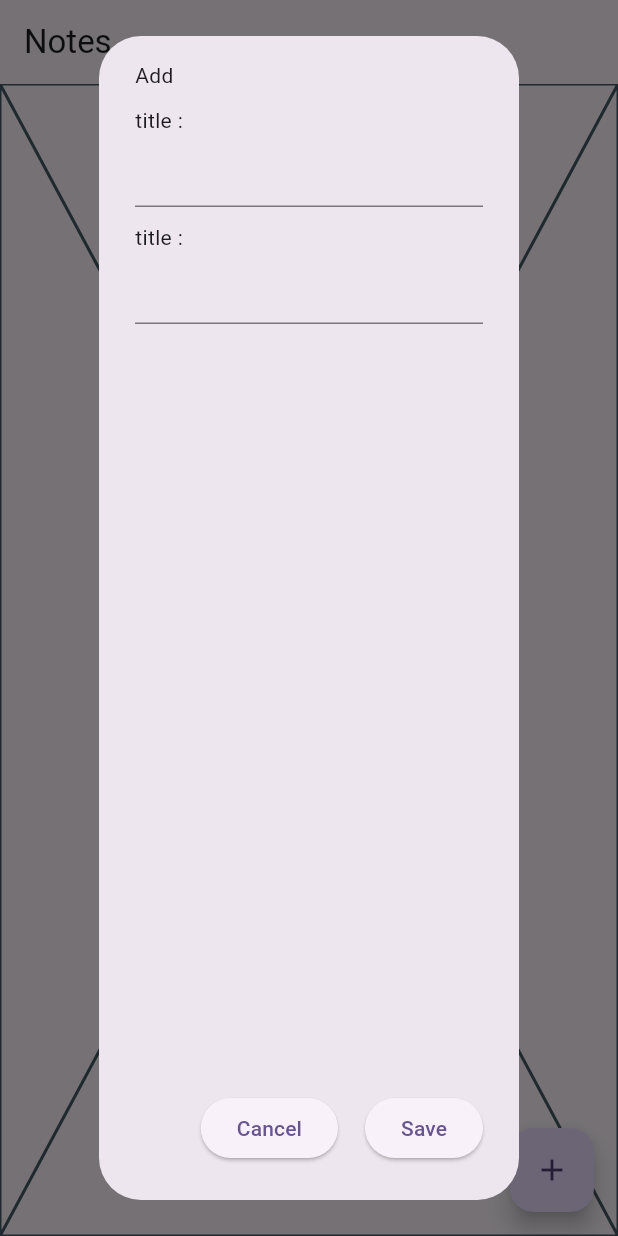
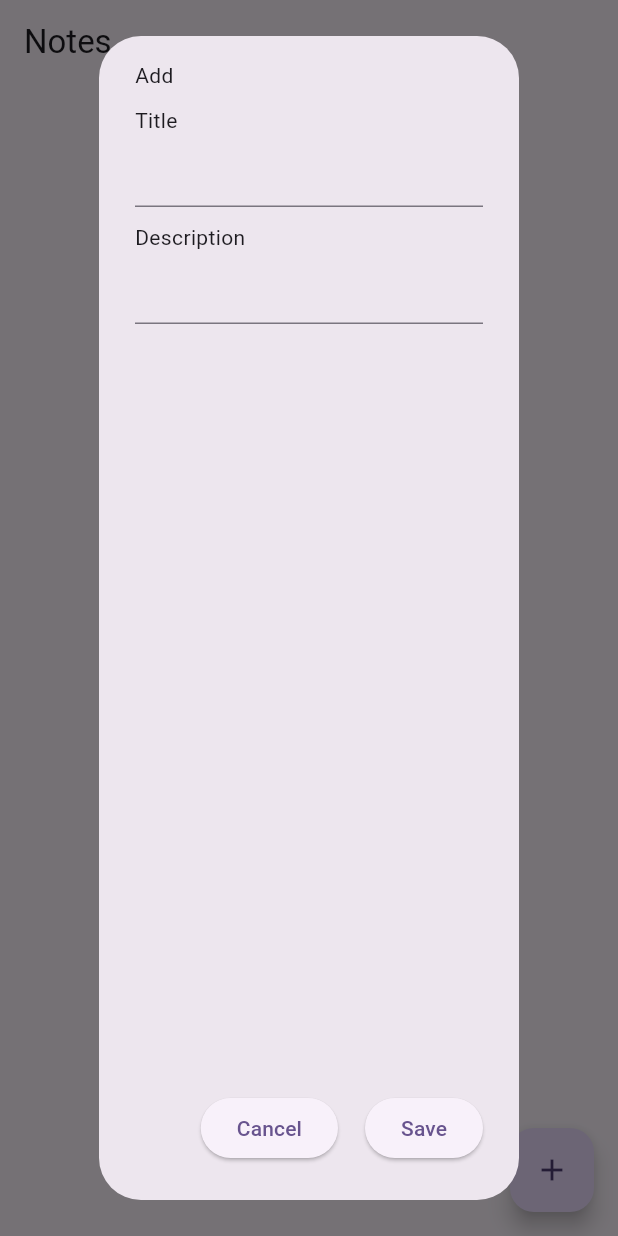
Before and after one commit to Mkurniawan4010/Notes, a Flutter app: the screen it shows after launch, after a tap on the "add" icon, on a phone screen of 412 x 824 dp. Run offline on Flutter 3.47's test engine with Material 3 defaults, Android fonts, the light colour scheme and no system bars; our stand-ins replace cloud_firestore, firebase_core; accounts and stored records are empty.

Commit message:
update upload

```diff
--- a/lib/main.dart
+++ b/lib/main.dart
@@ -1,7 +1,13 @@
+import 'package:firebase_core/firebase_core.dart';
 import 'package:flutter/material.dart';
+import 'package:notes/firebase_options.dart';
 import 'package:notes/screens/note_list_screen.dart';
 
-void main() {
+void main() async{
+  WidgetsFlutterBinding.ensureInitialized();
+  await Firebase.initializeApp(
+    options: DefaultFirebaseOptions.currentPlatform,
+  );
   runApp(const MyApp());
 }
 
@@ -14,7 +20,6 @@ class MyApp extends StatelessWidget {
     return MaterialApp(
       title: 'Notes',
       theme: ThemeData(
-
         colorScheme: ColorScheme.fromSeed(seedColor: Colors.deepPurple),
         useMaterial3: true,
       ),
--- a/lib/screens/note_list_screen.dart
+++ b/lib/screens/note_list_screen.dart
@@ -1,6 +1,5 @@
-import 'package:flutter/foundation.dart';
+import 'package:cloud_firestore/cloud_firestore.dart';
 import 'package:flutter/material.dart';
-import 'package:flutter/widgets.dart';
 
 class NoteListScreen extends StatefulWidget {
   const NoteListScreen({super.key});
@@ -16,10 +15,8 @@ class _NoteListScreenState extends State<NoteListScreen> {
   @override
   Widget build(BuildContext context) {
     return Scaffold(
-      appBar: AppBar(
-        title: const Text('Notes'),
-      ),
-      body: const Placeholder(),
+      appBar: AppBar(title: const Text('Notes')),
+      body: const NoteList(),
       floatingActionButton: FloatingActionButton(
         onPressed: () {
           showDialog(
@@ -29,33 +26,32 @@ class _NoteListScreenState extends State<NoteListScreen> {
                   content: Column(
                     crossAxisAlignment: CrossAxisAlignment.start,
                     children: [
-                    Text('Add'),
+                      const Text('Add'),
                       const Padding(
                         padding: EdgeInsets.only(top: 10),
                         child: Text(
-                        'title : ',
+                          'Title',
                           textAlign: TextAlign.start,
                         ),
                       ),
                       TextField(
                         controller: _titleController,
                       ),
-
                       const Padding(
                         padding: EdgeInsets.only(top: 10),
                         child: Text(
-                        'title : ',
+                          'Description',
                           textAlign: TextAlign.start,
                         ),
                       ),
                       TextField(
                         controller: _descriptionController,
-                    ),
+                      )
                     ],
                   ),
                   actions: [
                     Padding(
-                    padding: EdgeInsets.symmetric(horizontal: 10),
+                      padding: const EdgeInsets.symmetric(horizontal: 10),
                       child: ElevatedButton(
                         onPressed: () {
                           Navigator.of(context).pop();
@@ -63,21 +59,80 @@ class _NoteListScreenState extends State<NoteListScreen> {
                         child: const Text('Cancel'),
                       ),
                     ),
+                    ElevatedButton(
+                        onPressed: () {
+                          Map<String, dynamic> notes = {};
+                          notes['title'] = _titleController.text;
+                          notes['description'] = _descriptionController.text;
 
-                  ElevatedButton(
-                    onPressed: (){
-
+                          FirebaseFirestore.instance
+                              .collection('notes')
+                              .add(notes)
+                              .whenComplete(() {
+                            _titleController.clear();
+                            _descriptionController.clear();
+                            Navigator.of(context).pop();
+                          });
                         },
-                    child: const Text('Save'),
-                  ),
+                        child: const Text('Save'))
                   ],
                 );
+              });
         },
-          );
-        },
-        tooltip: 'Ask Notes',
+        tooltip: 'Add Notes',
         child: const Icon(Icons.add),
       ),
     );
   }
 }
+
+class NoteList extends StatelessWidget {
+  const NoteList({super.key});
+
+  @override
+  Widget build(BuildContext context) {
+    return StreamBuilder(
+      stream: FirebaseFirestore.instance.collection('notes').snapshots(),
+      builder: (context, snapshot) {
+        if (snapshot.hasError) {
+          return Text('Error: ${snapshot.error}');
+        }
+        switch (snapshot.connectionState) {
+          case ConnectionState.waiting:
+            return const Center(
+              child: CircularProgressIndicator(),
+            );
+          default:
+            return ListView(
+              padding: const EdgeInsets.only(bottom: 80),
+              children: snapshot.data!.docs.map((document) {
+                return Padding(
+                  padding:
+                      const EdgeInsets.symmetric(vertical: 3, horizontal: 10),
+                  child: Card(
+                    child: ListTile(
+                      onTap: () {},
+                      title: Text(document['title']),
+                      subtitle: Text(document['description']),
+                      trailing: InkWell(
+                        onTap: () {
+                          FirebaseFirestore.instance
+                              .collection('notes')
+                              .doc(document.id)
+                              .delete();
+                        },
+                        child: const Padding(
+                          padding: EdgeInsets.symmetric(vertical: 10),
+                          child: Icon(Icons.delete),
+                        ),
+                      ),
+                    ),
+                  ),
+                );
+              }).toList(),
+            );
+        }
+      },
+    );
+  }
+}
```
Also changed, not shown: pubspec.lock, 1 other file. Lines whose indentation alone changed are shown as unchanged.
